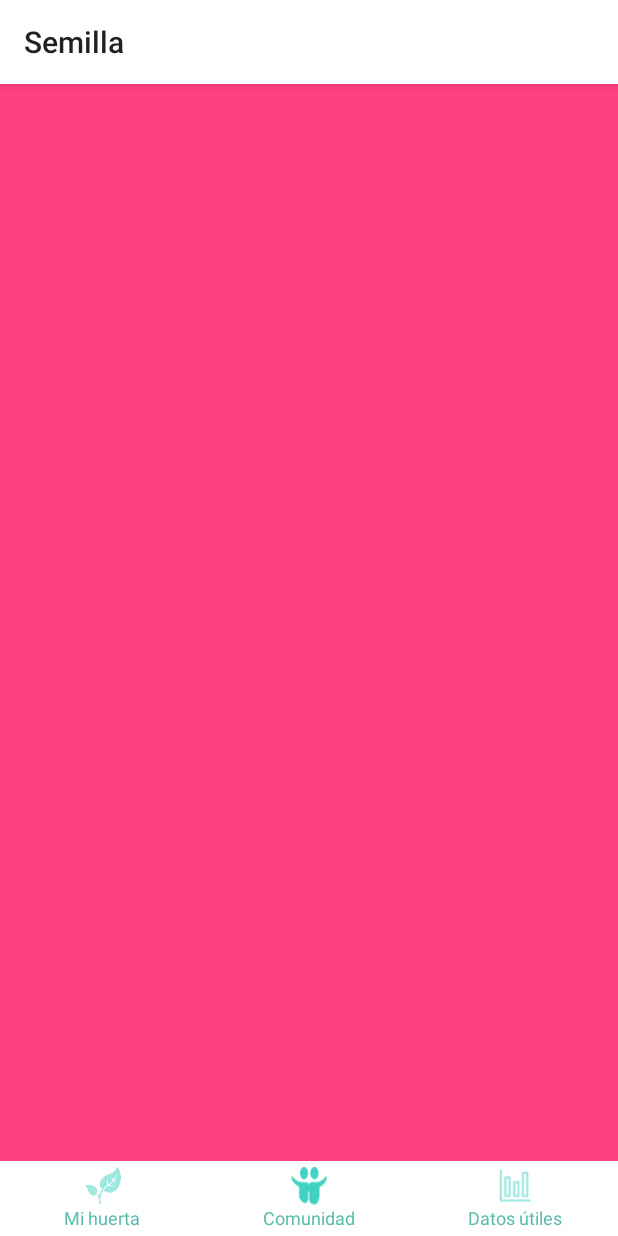
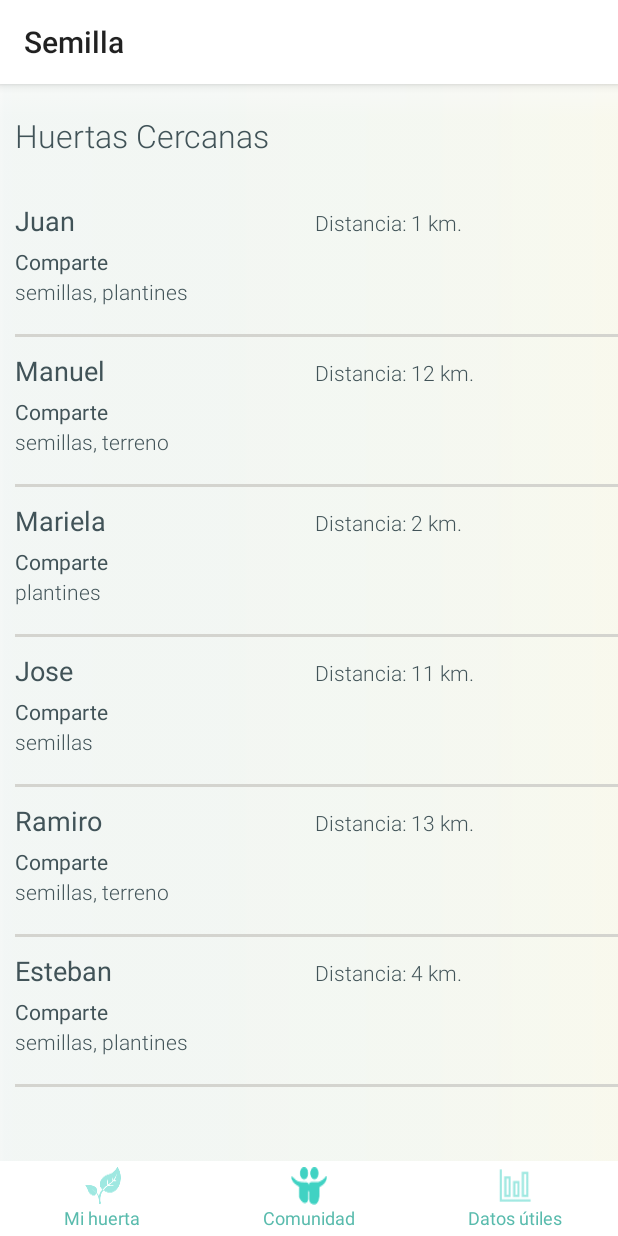
Before and after one commit to nataliabucar/Semilla, an Android app: the screen it shows after launch (MainActivity), after a tap on "Comunidad", on a phone screen of 412 x 824 dp. Run offline under Robolectric (Android 15) with nearby library versions, the light colour scheme and no system bars; our stand-ins replace ButterKnife, Firebase (no records; nobody signed in at launch, a user with empty details on screens opened directly); 1 other tap on this screen came first.

Commit message:
splash screen. social screen.

```diff
--- /dev/null
+++ b/Semilla/app/src/main/java/com/globallogic/model/SocialItem.java
@@ -0,0 +1,44 @@
+package com.globallogic.model;
+
+import java.io.Serializable;
+
+/**
+ * @author gino.ghiotto
+ * @since 4.22
+ */
+public class SocialItem implements Serializable{
+
+    public SocialItem(String name, String shares, String distance) {
+        this.name = name;
+        this.shares = shares;
+        this.distance = distance;
+    }
+
+    private String name;
+    private String shares;
+    private String distance;
+
+    public String getName() {
+        return name;
+    }
+
+    public void setName(String name) {
+        this.name = name;
+    }
+
+    public String getShares() {
+        return shares;
+    }
+
+    public void setShares(String shares) {
+        this.shares = shares;
+    }
+
+    public String getDistance() {
+        return distance;
+    }
+
+    public void setDistance(String distance) {
+        this.distance = distance;
+    }
+}
--- a/Semilla/app/src/main/java/com/semilla/globallogic/ui/activity/MainActivity.java
+++ b/Semilla/app/src/main/java/com/semilla/globallogic/ui/activity/MainActivity.java
@@ -10,6 +10,7 @@ import android.widget.ImageView;
 import com.semilla.globallogic.R;
 import com.semilla.globallogic.ui.fragment.ChartFragment;
 import com.semilla.globallogic.ui.fragment.HomeFragment;
+import com.semilla.globallogic.ui.fragment.SocialFragment;
 
 import butterknife.BindView;
 import butterknife.ButterKnife;
@@ -61,13 +62,20 @@ public class MainActivity extends AppCompatActivity {
         vDataTab.setSelected(false);
     }
 
-    @OnClick(R.id.ll_chart)
-    public void onClickChart(){
-        replaceFragment(R.id.main_fragment_container, ChartFragment.newInstance());
+    @OnClick(R.id.ll_social)
+    public void onClickSocial(){
+        replaceFragment(R.id.main_fragment_container, SocialFragment.newInstance());
         vOchardTab.setSelected(false);
         vCommunityTab.setSelected(true);
         vDataTab.setSelected(false);
     }
 
+    @OnClick(R.id.ll_chart)
+    public void onClickChart(){
+        replaceFragment(R.id.main_fragment_container, ChartFragment.newInstance());
+        vOchardTab.setSelected(false);
+        vCommunityTab.setSelected(false);
+        vDataTab.setSelected(true);
+    }
 
 }
--- /dev/null
+++ b/Semilla/app/src/main/java/com/semilla/globallogic/ui/adapter/SocialAdapter.java
@@ -0,0 +1,86 @@
+package com.semilla.globallogic.ui.adapter;
+
+import android.annotation.SuppressLint;
+import android.content.Context;
+import android.support.v7.widget.RecyclerView;
+import android.view.LayoutInflater;
+import android.view.View;
+import android.view.ViewGroup;
+import android.widget.TextView;
+
+import com.globallogic.model.SocialItem;
+import com.semilla.globallogic.R;
+
+import java.util.List;
+
+import butterknife.BindView;
+import butterknife.ButterKnife;
+
+/**
+ * @author gino.ghiotto
+ */
+public class SocialAdapter extends RecyclerView.Adapter<SocialAdapter.ViewHolder> {
+
+    private LayoutInflater mInflater;
+    private List<SocialItem> data;
+    private Context context;
+    private SocialAdapter.SocialAdapterInterface socialInterface;
+
+    public interface SocialAdapterInterface {
+        void elementPressed(int id);
+    }
+
+    public SocialAdapter(Context context) {
+        this.mInflater = LayoutInflater.from(context);
+        this.context = context;
+    }
+
+    @Override
+    public SocialAdapter.ViewHolder onCreateViewHolder(ViewGroup parent, int viewType) {
+        View view = mInflater.inflate(R.layout.view_social_item, parent, false);
+        return new SocialAdapter.ViewHolder(view);
+    }
+
+
+    @SuppressLint("NewApi")
+    @Override
+    public void onBindViewHolder(SocialAdapter.ViewHolder holder, final int position) {
+        holder.vName.setText(data.get(position).getName());
+        holder.vShares.setText(data.get(position).getShares());
+        holder.vDistance.setText(data.get(position).getDistance());
+
+
+    }
+
+    public void setInterface(SocialAdapter.SocialAdapterInterface socialInterface) {
+        this.socialInterface = socialInterface;
+    }
+
+    public void setItems(List<SocialItem> items) {
+        data = items;
+        notifyDataSetChanged();
+    }
+
+    @Override
+    public int getItemCount() {
+        return data.size();
+    }
+
+    public class ViewHolder extends RecyclerView.ViewHolder {
+
+        @BindView(R.id.tv_name)
+        TextView vName;
+        @BindView(R.id.tv_share)
+        TextView vShares;
+        @BindView(R.id.tv_distance)
+        TextView vDistance;
+
+
+        ViewHolder(View itemView) {
+            super(itemView);
+            ButterKnife.bind(this, itemView);
+
+        }
+
+    }
+}
--- /dev/null
+++ b/Semilla/app/src/main/java/com/semilla/globallogic/ui/fragment/SocialFragment.java
@@ -0,0 +1,65 @@
+package com.semilla.globallogic.ui.fragment;
+
+import android.os.Bundle;
+import android.support.v4.app.Fragment;
+import android.support.v7.widget.LinearLayoutManager;
+import android.support.v7.widget.RecyclerView;
+import android.view.View;
+
+import com.globallogic.model.SocialItem;
+import com.semilla.globallogic.R;
+import com.semilla.globallogic.ui.adapter.SocialAdapter;
+
+import java.util.ArrayList;
+import java.util.List;
+
+import butterknife.BindView;
+
+/**
+ * @author gino.ghiotto
+ */
+public class SocialFragment extends BaseFragment implements SocialAdapter.SocialAdapterInterface {
+
+    @BindView(R.id.rv_social)
+    RecyclerView vSocialRecycler;
+
+    SocialAdapter adapter;
+
+    List<SocialItem> itemsList;
+
+    public static Fragment newInstance() {
+
+        return new SocialFragment();
+    }
+
+    @Override
+    public void onViewCreated(View view, Bundle savedInstanceState) {
+        super.onViewCreated(view, savedInstanceState);
+        itemsList = new ArrayList<>();
+        setSocialData();
+        vSocialRecycler.setLayoutManager(new LinearLayoutManager(this.getContext()));
+        adapter = new SocialAdapter(this.getContext());
+        adapter.setInterface(this);
+        adapter.setItems(itemsList);
+        vSocialRecycler.setAdapter(adapter);
+    }
+
+    private void setSocialData() {
+        itemsList.add(new SocialItem("Juan", "semillas, plantines", "Distancia: 1 km."));
+        itemsList.add(new SocialItem("Manuel", "semillas, terreno", "Distancia: 12 km."));
+        itemsList.add(new SocialItem("Mariela", "plantines", "Distancia: 2 km."));
+        itemsList.add(new SocialItem("Jose", "semillas", "Distancia: 11 km."));
+        itemsList.add(new SocialItem("Ramiro", "semillas, terreno", "Distancia: 13 km."));
+        itemsList.add(new SocialItem("Esteban", "semillas, plantines", "Distancia: 4 km."));
+    }
+
+    @Override
+    protected int makeLayoutResourceId() {
+        return R.layout.social_fragment;
+    }
+
+    @Override
+    public void elementPressed(int id) {
+
+    }
+}
--- a/Semilla/app/src/main/java/com/semilla/globallogic/ui/presenter/HomePresenter.java
+++ b/Semilla/app/src/main/java/com/semilla/globallogic/ui/presenter/HomePresenter.java
@@ -85,7 +85,7 @@ public class HomePresenter {
 
 
                 for (DataSnapshot item : dataSnapshot.getChildren()) {
-                    vegetables.add(item.getValue(Vegetable.class));
+                    //vegetables.add(item.getValue(Vegetable.class));
                 }
 
             }
--- a/Semilla/app/src/main/res/layout/activity_main.xml
+++ b/Semilla/app/src/main/res/layout/activity_main.xml
@@ -57,7 +57,7 @@
         </LinearLayout>
 
         <LinearLayout
-            android:id="@+id/ll_chart"
+            android:id="@+id/ll_social"
             android:layout_width="0dp"
             android:layout_height="match_parent"
             android:layout_weight="1"
@@ -83,7 +83,7 @@
         </LinearLayout>
 
         <LinearLayout
-            android:id="@+id/ll_social"
+            android:id="@+id/ll_chart"
             android:layout_width="0dp"
             android:layout_height="match_parent"
             android:layout_weight="1"
--- a/Semilla/app/src/main/res/layout/chart_fragment.xml
+++ b/Semilla/app/src/main/res/layout/chart_fragment.xml
@@ -1,7 +1,11 @@
 <?xml version="1.0" encoding="utf-8"?>
 <LinearLayout xmlns:android="http://schemas.android.com/apk/res/android"
     android:orientation="vertical" android:layout_width="match_parent"
-    android:background="@color/colorAccent"
     android:layout_height="match_parent">
 
+    <ImageView
+        android:layout_width="match_parent"
+        android:layout_height="match_parent"
+        android:scaleType="centerCrop"
+        android:src="@drawable/alimento_tab" />
 </LinearLayout>
--- /dev/null
+++ b/Semilla/app/src/main/res/layout/social_fragment.xml
@@ -0,0 +1,26 @@
+<?xml version="1.0" encoding="utf-8"?>
+<LinearLayout xmlns:android="http://schemas.android.com/apk/res/android"
+    android:orientation="vertical" android:layout_width="match_parent"
+    android:layout_height="match_parent">
+
+    <TextView
+        android:layout_width="wrap_content"
+        android:layout_height="wrap_content"
+        android:text="Huertas Cercanas"
+        android:layout_marginTop="20dp"
+        android:layout_marginLeft="10dp"
+        android:textSize="21sp"
+        android:textColor="@color/outer_space"
+        android:fontFamily="sans-serif-light"/>
+
+    <android.support.v7.widget.RecyclerView
+        android:id="@+id/rv_social"
+        android:scrollbars="vertical"
+        android:layout_marginTop="20dp"
+        android:layout_marginLeft="10dp"
+        android:layout_width="match_parent"
+        android:layout_height="match_parent"/>
+
+
+
+</LinearLayout>
--- /dev/null
+++ b/Semilla/app/src/main/res/layout/view_social_item.xml
@@ -0,0 +1,63 @@
+<?xml version="1.0" encoding="utf-8"?>
+<LinearLayout xmlns:android="http://schemas.android.com/apk/res/android"
+    xmlns:tools="http://schemas.android.com/tools"
+    android:orientation="vertical"
+    android:layout_width="match_parent"
+    android:layout_height="100dp">
+
+    <RelativeLayout
+        android:layout_width="match_parent"
+        android:layout_height="match_parent">
+
+        <TextView
+            android:layout_width="wrap_content"
+            android:layout_height="wrap_content"
+            android:id="@+id/tv_name"
+            tools:text="Juan"
+            android:layout_marginTop="10dp"
+            android:layout_marginLeft="0dp"
+            android:textSize="18sp"
+            android:textColor="@color/outer_space"
+            android:fontFamily="sans-serif-bold"/>
+
+        <TextView
+            android:layout_width="wrap_content"
+            android:layout_height="wrap_content"
+            android:text="@string/comparte"
+            android:layout_marginTop="40dp"
+            android:layout_marginLeft="0dp"
+            android:textSize="14sp"
+            android:textColor="@color/outer_space"
+            android:fontFamily="sans-serif-bold"/>
+
+        <TextView
+            android:layout_width="wrap_content"
+            android:layout_height="wrap_content"
+            android:id="@+id/tv_share"
+            tools:text="Comparte"
+            android:layout_marginTop="60dp"
+            android:layout_marginLeft="0dp"
+            android:textSize="14sp"
+            android:textColor="@color/outer_space"
+            android:fontFamily="sans-serif-light"/>
+
+        <TextView
+            android:layout_width="wrap_content"
+            android:layout_height="wrap_content"
+            android:id="@+id/tv_distance"
+            tools:text="Distancia"
+            android:layout_marginTop="14dp"
+            android:layout_marginLeft="200dp"
+            android:textSize="14sp"
+            android:textColor="@color/outer_space"
+            android:fontFamily="sans-serif-light"/>
+
+        <LinearLayout
+            android:layout_width="match_parent"
+            android:layout_height="2dp"
+            android:layout_alignParentBottom="true"
+            android:background="@color/light_gray"/>
+    </RelativeLayout>
+
+
+</LinearLayout>
--- a/Semilla/app/src/main/res/values/strings.xml
+++ b/Semilla/app/src/main/res/values/strings.xml
@@ -51,4 +51,5 @@
     <string name="day_4">180 Días</string>
     <string name="day_5">240 Días</string>
     <string name="basic_ochard">Huerta básica</string>
+    <string name="comparte">Comparte</string>
 </resources>
```
Also changed, not shown: Semilla/app/src/main/res/drawable/alimento_tab.PNG (added).
